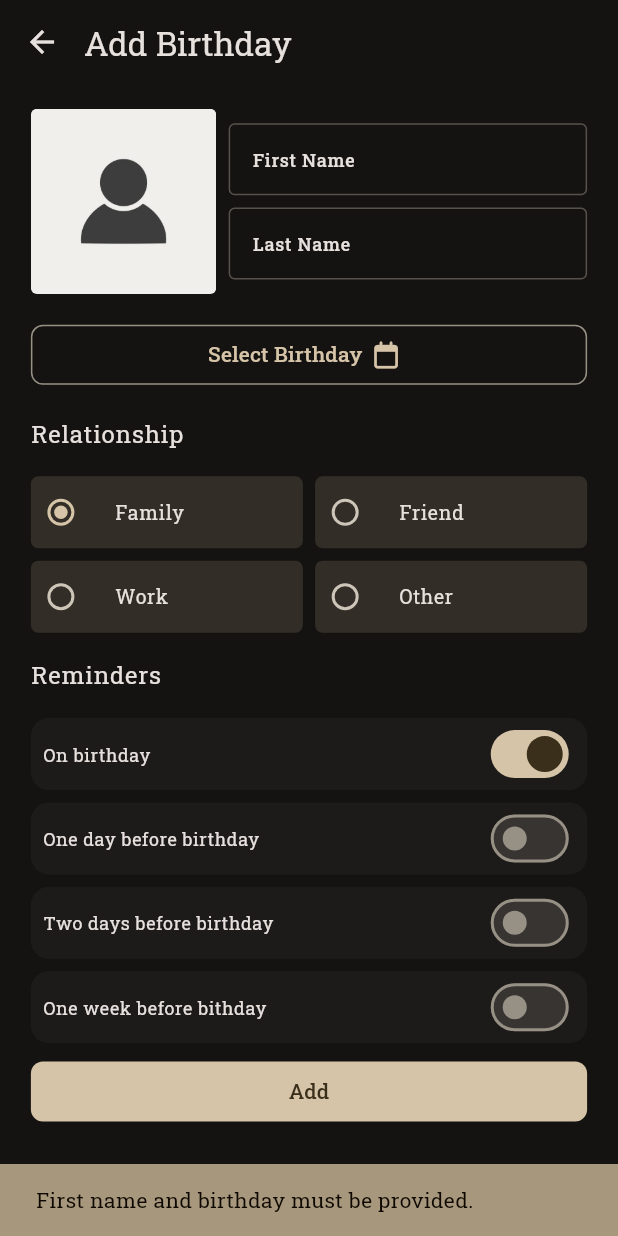
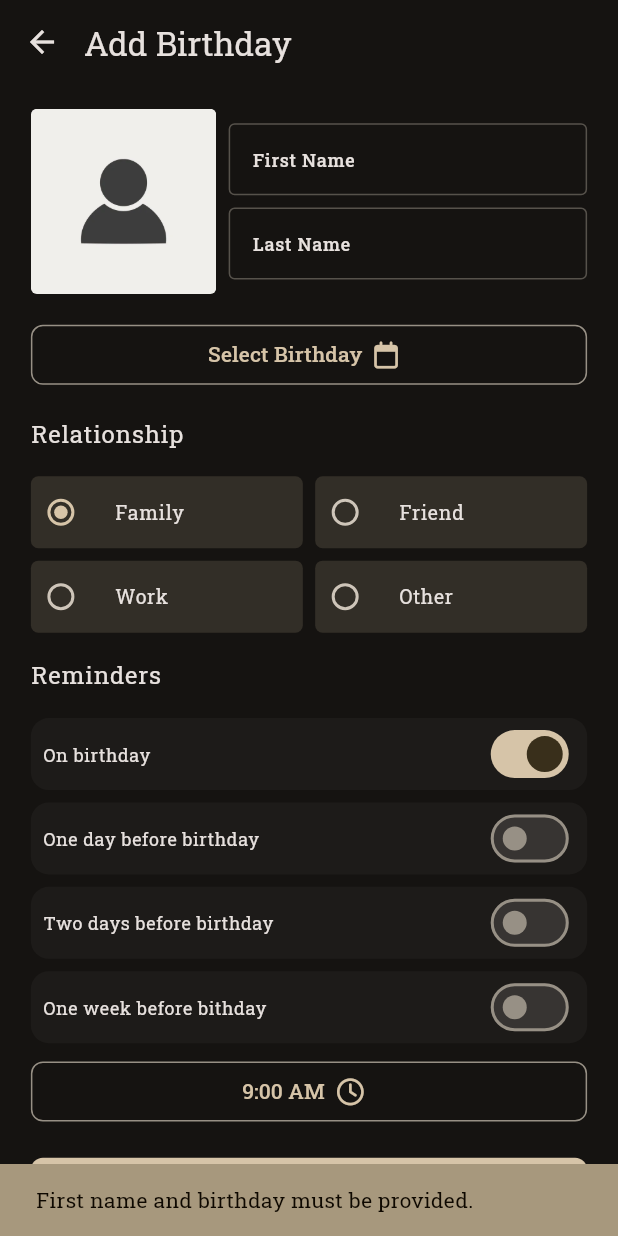
Before and after one commit to abel-yetintu/Birthday-Beacon, a Flutter app: the AddBirthdayScreen screen opened by its route, after a tap on "Add", on a phone screen of 412 x 824 dp. Run offline on Flutter 3.47's test engine with Material 3 defaults, Android fonts, the phone set to English and light mode, and no system bars; our stand-ins replace flutter_riverpod, flutter_slidable, flutter_spinkit, font_awesome_flutter, google_fonts, grouped_list and 4 more; accounts and stored records are empty.

Commit message:
set reminder time while adding birthday

```diff
--- /dev/null
+++ b/lib/app_start_up.dart
@@ -0,0 +1,44 @@
+import 'package:birthday_beacon/core/navigation/route_generator.dart';
+import 'package:birthday_beacon/core/theme/app_theme.dart';
+import 'package:birthday_beacon/providers/providers.dart';
+import 'package:birthday_beacon/providers/theme_notifier.dart';
+import 'package:birthday_beacon/ui/screens/app_start_up_error_screen.dart';
+import 'package:birthday_beacon/ui/screens/app_start_up_loading_screen.dart';
+import 'package:flutter/material.dart';
+import 'package:flutter_riverpod/flutter_riverpod.dart';
+import 'package:google_fonts/google_fonts.dart';
+
+class AppStartUp extends ConsumerWidget {
+  const AppStartUp({super.key});
+
+  @override
+  Widget build(BuildContext context, WidgetRef ref) {
+    final appStartUpState = ref.watch(appStartUpProvider);
+    return appStartUpState.when(
+      loading: () => const AppStartUpLoadingScreen(),
+      error: (error, stackTrace) => AppStartUpErrorScreen(
+        onRetry: () => ref.invalidate(appStartUpProvider),
+      ),
+      data: (data) => const BirthdayBeacon(),
+    );
+  }
+}
+
+class BirthdayBeacon extends ConsumerWidget {
+  const BirthdayBeacon({super.key});
+
+  @override
+  Widget build(BuildContext context, ref) {
+    TextTheme baseTextTheme = Theme.of(context).textTheme;
+    TextTheme textTheme = GoogleFonts.getTextTheme('Roboto Slab', baseTextTheme);
+    AppTheme appTheme = AppTheme(textTheme);
+    return MaterialApp(
+      debugShowCheckedModeBanner: false,
+      themeMode: ref.watch(themeNotifierProvider),
+      theme: appTheme.light(),
+      darkTheme: appTheme.dark(),
+      onGenerateRoute: RouteGenerator.generateRoute,
+      initialRoute: '/',
+    );
+  }
+}
--- a/lib/data/local/database.dart
+++ b/lib/data/local/database.dart
@@ -43,7 +43,9 @@ class DatabaseHelper {
         notifyOneDayBeforeBirthday INTEGER,
         notifyTwoDaysBeforeBirthday INTEGER,
         notifyOneWeekBeforeBirthday INTEGER,
-        color INTEGER
+        color INTEGER,
+        reminderHour INTEGER,
+        reminderMinute INTEGER
       )
     ''');
   }
--- a/lib/data/models/birthday.dart
+++ b/lib/data/models/birthday.dart
@@ -1,5 +1,5 @@
+import 'package:flutter/material.dart';
 import 'package:birthday_beacon/core/constants/background_colors.dart';
-import 'package:flutter/material.dart';
 import 'package:birthday_beacon/core/enums/relationship.dart';
 
 class Birthday {
@@ -14,6 +14,8 @@ class Birthday {
   final bool notifyTwoDaysBeforeBirthday;
   final bool notifyOneWeekBeforeBirthday;
   final Color color;
+  final int reminderHour;
+  final int reminderMinute;
 
   String get initials {
     if (lastName != null) {
@@ -34,6 +36,8 @@ class Birthday {
     required this.notifyOneDayBeforeBirthday,
     required this.notifyTwoDaysBeforeBirthday,
     required this.notifyOneWeekBeforeBirthday,
+    required this.reminderHour,
+    required this.reminderMinute,
     Color? color,
   }) : this.color = color ?? BackgroundColors.color;
 
@@ -49,6 +53,8 @@ class Birthday {
     bool? notifyTwoDaysBeforeBirthday,
     bool? notifyOneWeekBeforeBirthday,
     Color? color,
+    int? reminderHour,
+    int? reminderMinute,
   }) {
     return Birthday(
       id: id ?? this.id,
@@ -62,6 +68,8 @@ class Birthday {
       notifyTwoDaysBeforeBirthday: notifyTwoDaysBeforeBirthday ?? this.notifyTwoDaysBeforeBirthday,
       notifyOneWeekBeforeBirthday: notifyOneWeekBeforeBirthday ?? this.notifyOneWeekBeforeBirthday,
       color: color ?? this.color,
+      reminderHour: reminderHour ?? this.reminderHour,
+      reminderMinute: reminderMinute ?? this.reminderMinute,
     );
   }
 
@@ -77,7 +85,9 @@ class Birthday {
       'notifyOneDayBeforeBirthday': notifyOneDayBeforeBirthday ? 1 : 0,
       'notifyTwoDaysBeforeBirthday': notifyTwoDaysBeforeBirthday ? 1 : 0,
       'notifyOneWeekBeforeBirthday': notifyOneWeekBeforeBirthday ? 1 : 0,
-      'color': color.value
+      'color': color.value,
+      'reminderHour': reminderHour,
+      'reminderMinute': reminderMinute
     };
   }
 
@@ -94,6 +104,8 @@ class Birthday {
       notifyTwoDaysBeforeBirthday: map['notifyTwoDaysBeforeBirthday'] == 1,
       notifyOneWeekBeforeBirthday: map['notifyOneWeekBeforeBirthday'] == 1,
       color: Color(map['color'] as int),
+      reminderHour: map['reminderHour'] as int,
+      reminderMinute: map['reminderMinute'] as int,
     );
   }
 
@@ -111,7 +123,9 @@ class Birthday {
         other.notifyOneDayBeforeBirthday == notifyOneDayBeforeBirthday &&
         other.notifyTwoDaysBeforeBirthday == notifyTwoDaysBeforeBirthday &&
         other.notifyOneWeekBeforeBirthday == notifyOneWeekBeforeBirthday &&
-        other.color == color;
+        other.color == color &&
+        other.reminderHour == reminderHour &&
+        other.reminderMinute == reminderMinute;
   }
 
   @override
@@ -126,7 +140,9 @@ class Birthday {
         notifyOneDayBeforeBirthday.hashCode ^
         notifyTwoDaysBeforeBirthday.hashCode ^
         notifyOneWeekBeforeBirthday.hashCode ^
-        color.hashCode;
+        color.hashCode ^
+        reminderHour.hashCode ^
+        reminderMinute.hashCode;
   }
 
   int remainingDaystillBirthday() {
@@ -164,4 +180,6 @@ class Birthday {
     }
     return age;
   }
+
+
 }
--- a/lib/data/models/state/add_birthday_screen_state.dart
+++ b/lib/data/models/state/add_birthday_screen_state.dart
@@ -1,5 +1,5 @@
-// ignore_for_file: public_member_api_docs, sort_constructors_first
 import 'package:birthday_beacon/core/enums/relationship.dart';
+import 'package:flutter/material.dart';
 
 class AddBirthdayScreenState {
   final String? firstName;
@@ -11,6 +11,8 @@ class AddBirthdayScreenState {
   final bool notifyOneDayBeforeBirthday;
   final bool notifyTwoDaysBeforeBirthday;
   final bool notifyOneWeekBeforeBirthday;
+  final TimeOfDay reminderTime;
+
   AddBirthdayScreenState({
     this.firstName,
     this.lastName,
@@ -21,6 +23,7 @@ class AddBirthdayScreenState {
     required this.notifyOneDayBeforeBirthday,
     required this.notifyTwoDaysBeforeBirthday,
     required this.notifyOneWeekBeforeBirthday,
+    required this.reminderTime,
   });
 
   AddBirthdayScreenState.initial()
@@ -32,7 +35,8 @@ class AddBirthdayScreenState {
         notifyOnBirthday = true,
         notifyOneDayBeforeBirthday = false,
         notifyTwoDaysBeforeBirthday = false,
-        notifyOneWeekBeforeBirthday = false;
+        notifyOneWeekBeforeBirthday = false,
+        reminderTime = const TimeOfDay(hour: 9, minute: 0);
 
   AddBirthdayScreenState copyWith({
     String? firstName,
@@ -44,6 +48,7 @@ class AddBirthdayScreenState {
     bool? notifyOneDayBeforeBirthday,
     bool? notifyTwoDaysBeforeBirthday,
     bool? notifyOneWeekBeforeBirthday,
+    TimeOfDay? reminderTime,
   }) {
     return AddBirthdayScreenState(
       firstName: firstName ?? this.firstName,
@@ -55,6 +60,7 @@ class AddBirthdayScreenState {
       notifyOneDayBeforeBirthday: notifyOneDayBeforeBirthday ?? this.notifyOneDayBeforeBirthday,
       notifyTwoDaysBeforeBirthday: notifyTwoDaysBeforeBirthday ?? this.notifyTwoDaysBeforeBirthday,
       notifyOneWeekBeforeBirthday: notifyOneWeekBeforeBirthday ?? this.notifyOneWeekBeforeBirthday,
+      reminderTime: reminderTime ?? this.reminderTime,
     );
   }
 }
--- a/lib/ui/screens/add_birthday_screen.dart
+++ b/lib/ui/screens/add_birthday_screen.dart
@@ -27,6 +27,9 @@ class AddBirthdayScreen extends ConsumerWidget {
       ),
       body: Padding(
         padding: EdgeInsets.fromLTRB(size.width * 0.05, size.height * 0.02, size.width * 0.05, 0),
+        child: Column(
+          children: [
+            Expanded(
               child: SingleChildScrollView(
                 child: Column(
                   mainAxisSize: MainAxisSize.min,
@@ -92,63 +95,16 @@ class AddBirthdayScreen extends ConsumerWidget {
                       ),
                     ),
                     SizedBox(height: size.height * .02),
-              Text(
-                'Relationship',
-                style: theme.textTheme.bodyLarge,
-              ),
+                    _buildRelationshipRadioGroup(size, theme, addBirthdayScreenController, addBirthdayScreenState),
                     SizedBox(height: size.height * .02),
-              _buildRelationshipRadioGroup(addBirthdayScreenController, size, addBirthdayScreenState),
-              SizedBox(height: size.height * .02),
-              Text(
-                'Reminders',
-                style: theme.textTheme.bodyLarge,
-              ),
-              SizedBox(height: size.height * .02),
-              _buildReminders(addBirthdayScreenController, addBirthdayScreenState),
-              _buildAddButton(context, size, ref, addBirthdayScreenController),
+                    _buildReminders(context, size, theme, addBirthdayScreenController, addBirthdayScreenState),
                   ],
                 ),
               ),
             ),
-    );
-  }
-
-  Widget _buildAddButton(
-    BuildContext context,
-    Size size,
-    WidgetRef ref,
-    AddBirthdayScreenController addBirthdayScreenController,
-  ) {
-    return Container(
-      margin: EdgeInsets.only(bottom: size.height * 0.02),
-      width: double.infinity,
-      child: FilledButton(
-        onPressed: () async {
-          if (ref.read(addBirthdayScreenControllerProvider).firstName == null ||
-              ref.read(addBirthdayScreenControllerProvider).birthdate == null) {
-            ScaffoldMessenger.of(context).showSnackBar(
-              SnackBar(
-                backgroundColor: Theme.of(context).colorScheme.primaryContainer,
-                content: Text(
-                  'First name and birthday must be provided.',
-                  style: TextStyle(color: Theme.of(context).colorScheme.onPrimaryContainer),
+            _buildAddButton(context, size, ref, addBirthdayScreenController),
+          ],
         ),
-              ),
-            );
-          } else {
-            final result = await addBirthdayScreenController.addBirthday();
-            if (result != 0) {
-              Navigator.pop(context);
-            } else {
-              ScaffoldMessenger.of(context).showSnackBar(
-                const SnackBar(
-                  content: Text('Ooops! Something went wrong.'),
-                ),
-              );
-            }
-          }
-        },
-        child: const Text('Add'),
       ),
     );
   }
@@ -162,6 +118,14 @@ class AddBirthdayScreen extends ConsumerWidget {
     ).then((value) {
       if (value != null) {
         addBirthdayScreenController.setBirthDate(value);
+      }
+    });
+  }
+
+  _showTimePicker(BuildContext context, AddBirthdayScreenController addBirthdayScreenController) {
+    showTimePicker(context: context, initialTime: TimeOfDay.now()).then((value) {
+      if (value != null) {
+        addBirthdayScreenController.setReminderTime(value);
       }
     });
   }
@@ -201,51 +165,20 @@ class AddBirthdayScreen extends ConsumerWidget {
     );
   }
 
-  Widget _buildReminders(
+  Widget _buildRelationshipRadioGroup(
+    Size size,
+    ThemeData theme,
     AddBirthdayScreenController addBirthdayScreenController,
     AddBirthdayScreenState addBirthdayScreenState,
   ) {
     return Column(
+      crossAxisAlignment: CrossAxisAlignment.start,
       children: [
-        ReminderTile(
-          reminderType: 'On birthday',
-          value: addBirthdayScreenState.notifyOnBirthday,
-          onChanged: (value) {
-            addBirthdayScreenController.changeNotifyOnBirthday(value);
-          },
+        Text(
+          'Relationship',
+          style: theme.textTheme.bodyLarge,
         ),
-        ReminderTile(
-          reminderType: 'One day before birthday',
-          value: addBirthdayScreenState.notifyOneDayBeforeBirthday,
-          onChanged: (value) {
-            addBirthdayScreenController.changeNotifyOneDayBeforeBirthday(value);
-          },
-        ),
-        ReminderTile(
-          reminderType: 'Two days before birthday',
-          value: addBirthdayScreenState.notifyTwoDaysBeforeBirthday,
-          onChanged: (value) {
-            addBirthdayScreenController.changeNotifiyTwoDaysBeforeBirthday(value);
-          },
-        ),
-        ReminderTile(
-          reminderType: 'One week before bithday',
-          value: addBirthdayScreenState.notifyOneWeekBeforeBirthday,
-          onChanged: (value) {
-            addBirthdayScreenController.changeNotifiyOneWeekBeforeBirthday(value);
-          },
-        ),
-      ],
-    );
-  }
-
-  Widget _buildRelationshipRadioGroup(
-    AddBirthdayScreenController addBirthdayScreenController,
-    Size size,
-    AddBirthdayScreenState addBirthdayScreenState,
-  ) {
-    return Column(
-      children: [
+        SizedBox(height: size.height * .02),
         Row(
           children: [
             Expanded(
@@ -296,4 +229,102 @@ class AddBirthdayScreen extends ConsumerWidget {
       ],
     );
   }
+
+  Widget _buildReminders(
+    BuildContext context,
+    Size size,
+    ThemeData theme,
+    AddBirthdayScreenController addBirthdayScreenController,
+    AddBirthdayScreenState addBirthdayScreenState,
+  ) {
+    return Column(
+      crossAxisAlignment: CrossAxisAlignment.start,
+      children: [
+        Text(
+          'Reminders',
+          style: theme.textTheme.bodyLarge,
+        ),
+        SizedBox(height: size.height * .02),
+        ReminderTile(
+          reminderType: 'On birthday',
+          value: addBirthdayScreenState.notifyOnBirthday,
+          onChanged: (value) {
+            addBirthdayScreenController.changeNotifyOnBirthday(value);
+          },
+        ),
+        ReminderTile(
+          reminderType: 'One day before birthday',
+          value: addBirthdayScreenState.notifyOneDayBeforeBirthday,
+          onChanged: (value) {
+            addBirthdayScreenController.changeNotifyOneDayBeforeBirthday(value);
+          },
+        ),
+        ReminderTile(
+          reminderType: 'Two days before birthday',
+          value: addBirthdayScreenState.notifyTwoDaysBeforeBirthday,
+          onChanged: (value) {
+            addBirthdayScreenController.changeNotifiyTwoDaysBeforeBirthday(value);
+          },
+        ),
+        ReminderTile(
+          reminderType: 'One week before bithday',
+          value: addBirthdayScreenState.notifyOneWeekBeforeBirthday,
+          onChanged: (value) {
+            addBirthdayScreenController.changeNotifiyOneWeekBeforeBirthday(value);
+          },
+        ),
+        SizedBox(
+          width: double.infinity,
+          child: OutlinedButton.icon(
+            onPressed: () {
+              _showTimePicker(context, addBirthdayScreenController);
+            },
+            label: Text(addBirthdayScreenState.reminderTime.format(context)),
+            icon: const FaIcon(FontAwesomeIcons.clock),
+            iconAlignment: IconAlignment.end,
+          ),
+        ),
+      ],
+    );
   }
+
+  Widget _buildAddButton(
+    BuildContext context,
+    Size size,
+    WidgetRef ref,
+    AddBirthdayScreenController addBirthdayScreenController,
+  ) {
+    return Container(
+      margin: EdgeInsets.only(bottom: size.height * 0.01),
+      width: double.infinity,
+      child: FilledButton(
+        onPressed: () async {
+          if (ref.read(addBirthdayScreenControllerProvider).firstName == null ||
+              ref.read(addBirthdayScreenControllerProvider).birthdate == null) {
+            ScaffoldMessenger.of(context).showSnackBar(
+              SnackBar(
+                backgroundColor: Theme.of(context).colorScheme.primaryContainer,
+                content: Text(
+                  'First name and birthday must be provided.',
+                  style: TextStyle(color: Theme.of(context).colorScheme.onPrimaryContainer),
+                ),
+              ),
+            );
+          } else {
+            final result = await addBirthdayScreenController.addBirthday();
+            if (result != 0) {
+              Navigator.pop(context);
+            } else {
+              ScaffoldMessenger.of(context).showSnackBar(
+                const SnackBar(
+                  content: Text('Ooops! Something went wrong.'),
+                ),
+              );
+            }
+          }
+        },
+        child: const Text('Add'),
+      ),
+    );
+  }
+}
--- /dev/null
+++ b/lib/ui/screens/app_start_up_loading_screen.dart
@@ -0,0 +1,21 @@
+import 'package:flutter/material.dart';
+import 'package:flutter_spinkit/flutter_spinkit.dart';
+
+class AppStartUpLoadingScreen extends StatelessWidget {
+  const AppStartUpLoadingScreen({super.key});
+
+  @override
+  Widget build(BuildContext context) {
+    return const MaterialApp(
+      debugShowCheckedModeBanner: false,
+      home: Scaffold(
+        backgroundColor: Color.fromARGB(255, 95, 88, 84),
+        body: Center(
+          child: SpinKitPulsingGrid(
+            color: Color.fromARGB(255, 239, 233, 218),
+          ),
+        ),
+      ),
+    );
+  }
+}
--- a/pubspec.yaml
+++ b/pubspec.yaml
@@ -11,6 +11,7 @@ dependencies:
     sdk: flutter
   flutter_riverpod: ^2.5.1
   flutter_slidable: ^3.1.1
+  flutter_spinkit: ^5.2.1
   font_awesome_flutter: ^10.7.0
   google_fonts: ^6.2.1
   grouped_list: ^6.0.0
@@ -18,6 +19,7 @@ dependencies:
   intl: ^0.19.0
   path: ^1.9.0
   path_provider: ^2.1.4
+  shared_preferences: ^2.3.2
   skeletonizer: ^1.4.2
   sqflite: ^2.3.3+1
 
```
Also changed, not shown: lib/controllers/add_birthday_screen_controller.dart (+7 -1 lines), lib/main.dart (+2 -24 lines), lib/providers/providers.dart (+10 -0 lines), lib/providers/theme_notifier.dart (+13 -1 lines), lib/ui/screens/app_start_up_error_screen.dart (added, +29 -0 lines), pubspec.lock. Lines whose indentation alone changed are shown as unchanged.
